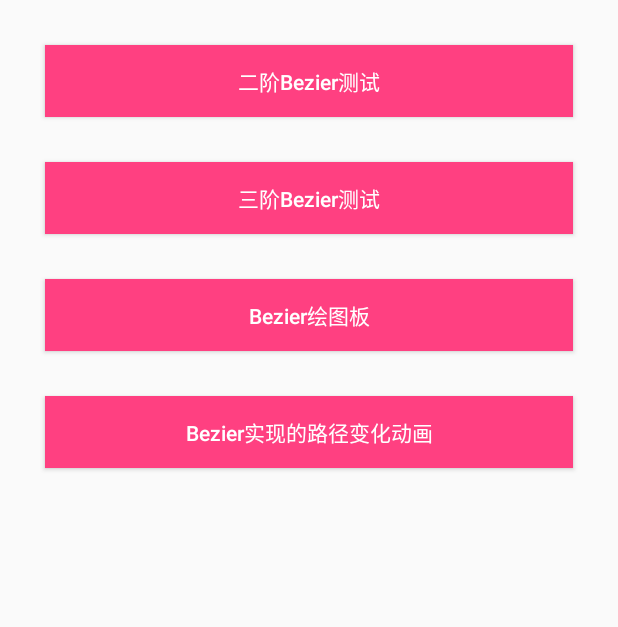
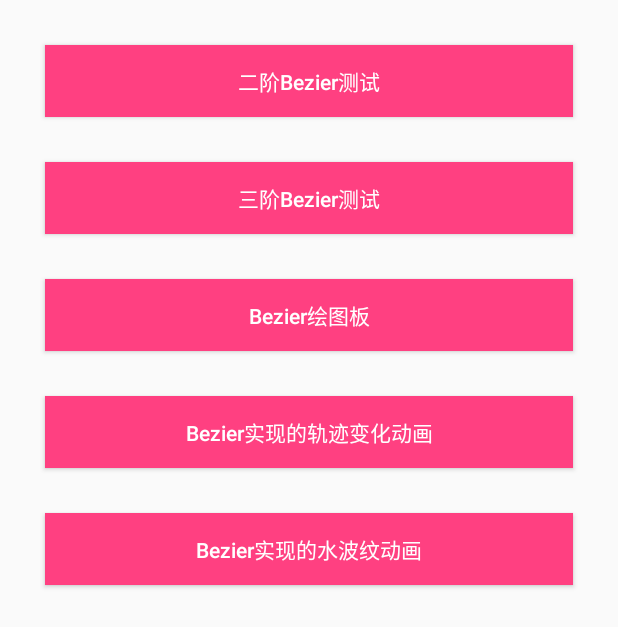
Before and after one commit to Pgrammerybj/AnimationUtils, an Android app: the Beziers screen opened directly, with no data from a screen before it, on a phone screen of 412 x 824 dp. Shown: the top 627 px of the screen. Run offline under Robolectric (Android 15) with nearby library versions, the phone set to English and light mode, and no system bars.

Commit message:
Bezier结合属性动画实现了水波纹进度加载

```diff
--- a/app/src/main/AndroidManifest.xml
+++ b/app/src/main/AndroidManifest.xml
@@ -22,6 +22,7 @@
         <activity android:name=".bezierdemo.ThirdBezier"/>
         <activity android:name=".bezierdemo.DrawBoardBezier"/>
         <activity android:name=".bezierdemo.PathMorphingBezier"/>
+        <activity android:name=".bezierdemo.WaveBezier"/>
     </application>
 
 </manifest>
--- a/app/src/main/java/com/angelstar/animation/bezierdemo/Beziers.java
+++ b/app/src/main/java/com/angelstar/animation/bezierdemo/Beziers.java
@@ -40,4 +40,8 @@ public class Beziers extends AppCompatActivity {
     public void goPathMorphingBezier(View view) {
         startActivity(new Intent(this, PathMorphingBezier.class));
     }
+
+    public void goWaveBezier(View view) {
+        startActivity(new Intent(this,WaveBezier.class));
+    }
 }
--- a/app/src/main/res/layout/activity_beziers.xml
+++ b/app/src/main/res/layout/activity_beziers.xml
@@ -59,4 +59,18 @@
         android:textColor="@color/colorWhite"
         android:textSize="@dimen/sp_14"
         />
+
+    <Button
+        android:layout_width="match_parent"
+        android:layout_height="wrap_content"
+        android:layout_marginLeft="@dimen/item_margin_leftright"
+        android:layout_marginRight="@dimen/item_margin_leftright"
+        android:layout_marginTop="@dimen/item_margin_leftright"
+        android:background="@color/colorAccent"
+        android:onClick="goWaveBezier"
+        android:text="@string/btn_wave_bezier"
+        android:textAllCaps="false"
+        android:textColor="@color/colorWhite"
+        android:textSize="@dimen/sp_14"
+        />
 </LinearLayout>
--- a/app/src/main/res/values/strings.xml
+++ b/app/src/main/res/values/strings.xml
@@ -7,5 +7,6 @@
     <string name="btn_second_bezier">二阶Bezier测试</string>
     <string name="btn_third_bezier">三阶Bezier测试</string>
     <string name="btn_draw_board_bezier">Bezier绘图板</string>
-    <string name="btn_path_morphing_bezier">Bezier实现的路径变化动画</string>
+    <string name="btn_path_morphing_bezier">Bezier实现的轨迹变化动画</string>
+    <string name="btn_wave_bezier">Bezier实现的水波纹动画</string>
 </resources>
```
Also changed, not shown: app/src/main/java/com/angelstar/animation/bezierdemo/WaveBezier.java (added, +24 -0 lines), app/src/main/java/com/angelstar/animation/views/WaveBezierView.java (added, +127 -0 lines), app/src/main/res/layout/activity_wavebezier.xml (added, +20 -0 lines).
